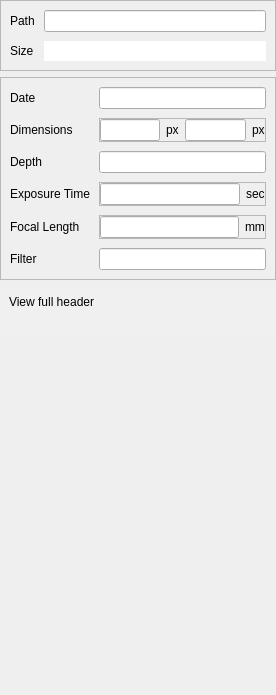
First picture: the form in startrak-ui/qt/layouts/insp_file.ui, repository JotaRata/StarTrak-continued, before the edit.
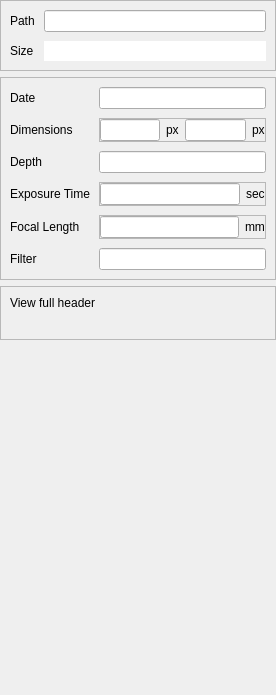
Second picture: the form after the edit.

Commit message: Changed clickable panel stylesheet globally + Renamed panels ending with _frame with _panel

Diff of the .ui file:
```diff
--- a/startrak-ui/qt/layouts/insp_file.ui
+++ b/startrak-ui/qt/layouts/insp_file.ui
@@ -13,9 +13,6 @@
   <property name="windowTitle">
    <string>Frame</string>
   </property>
-  <property name="styleSheet">
-   <string notr="true"/>
-  </property>
   <layout class="QVBoxLayout" name="verticalLayout">
    <property name="leftMargin">
     <number>0</number>
@@ -295,19 +292,6 @@
      <property name="focusPolicy">
       <enum>Qt::ClickFocus</enum>
      </property>
-     <property name="styleSheet">
-      <string notr="true">QFrame#header_frame{
-	 border: 0px; 
-	 background-color: rgba(255, 255, 255, 10); 
-}
-QFrame#header_frame:hover{
-	 background-color: rgba(255, 255, 255, 20); 
-}
-QFrame#header_frame:focus{
-	 border: 1px solid rgb(20, 120, 200); 
-	 background-color: rgba(255, 255, 255, 20); 
-}</string>
-     </property>
      <property name="frameShape">
       <enum>QFrame::StyledPanel</enum>
      </property>
```
Left out of the diff: 6 changed lines with no effect on the pictures. The commit also changes 5 other files.
